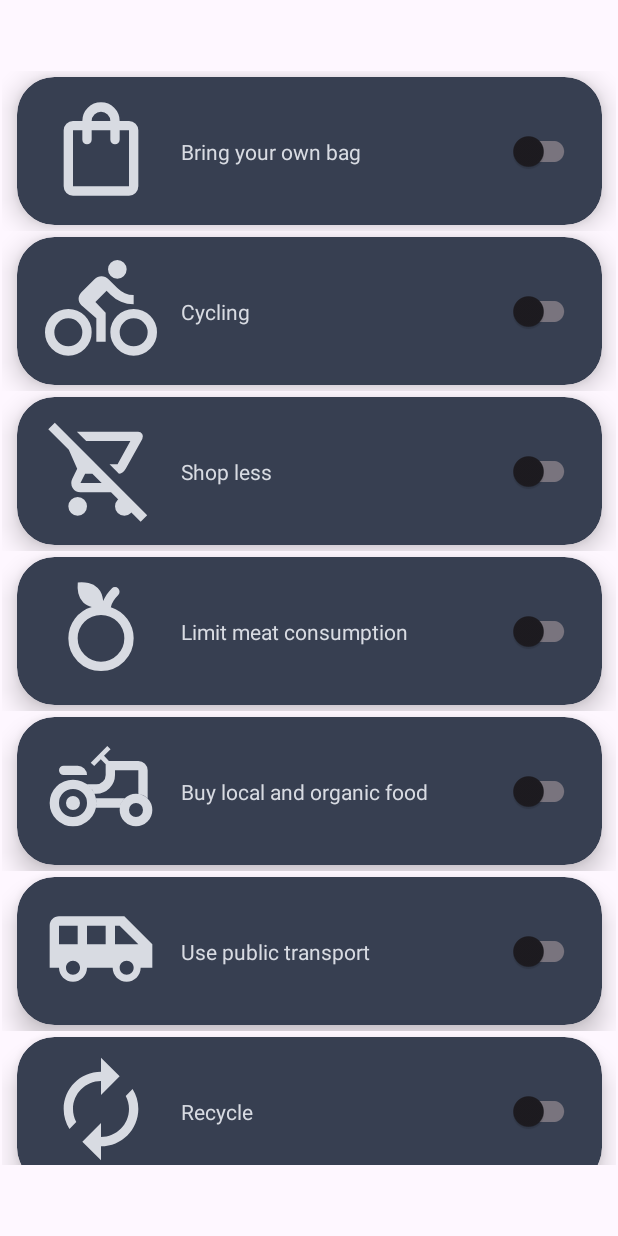
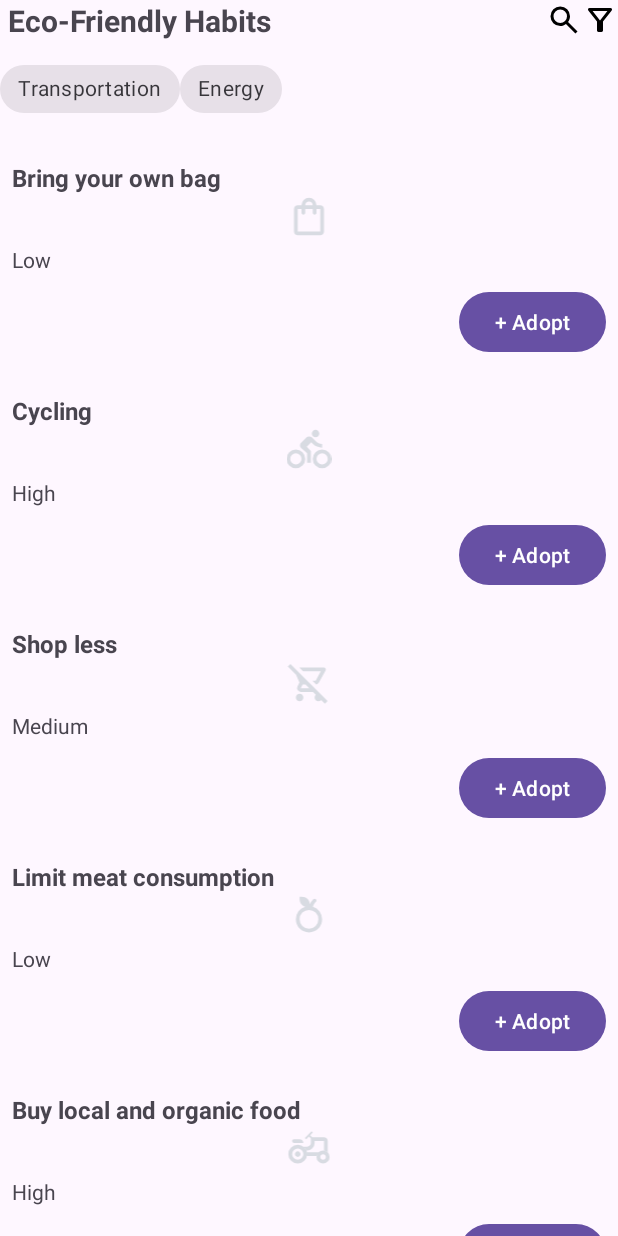
Before and after one commit to eeei3/B07Project, an Android app: the screen it shows after launch (MainActivity), on a phone screen of 412 x 824 dp. Run offline under Robolectric (Android 15) with nearby library versions, the phone set to English and light mode, and no system bars.

Commit message:
feat: Updated structure of main page and the HabitsNewAdapter class

```diff
--- a/app/src/main/java/com/example/b07project/HabitsModel.java
+++ /dev/null
@@ -1,29 +0,0 @@
-package com.example.b07project;
-
-public class HabitsModel {
-    String habitName;
-    int image;
-    boolean switchChecked;
-
-    public HabitsModel(String habitName, int image, boolean switchChecked) {
-        this.habitName = habitName;
-        this.image = image;
-        this.switchChecked = switchChecked;
-    }
-
-    public String getHabitName() {
-        return habitName;
-    }
-
-    public int getImage() {
-        return image;
-    }
-
-    public boolean isSwitchChecked() {
-        return switchChecked;
-    }
-
-    public void setSwitchChecked(boolean switchChecked) {
-        this.switchChecked = switchChecked;
-    }
-}
--- /dev/null
+++ b/app/src/main/java/com/example/b07project/HabitsNewAdapter.java
@@ -0,0 +1,66 @@
+package com.example.b07project;
+
+import android.content.Context;
+import android.content.res.ColorStateList;
+import android.view.LayoutInflater;
+import android.view.View;
+import android.view.ViewGroup;
+import android.widget.ImageView;
+import android.widget.TextView;
+
+import androidx.annotation.NonNull;
+import androidx.cardview.widget.CardView;
+import androidx.core.content.ContextCompat;
+import androidx.recyclerview.widget.RecyclerView;
+
+import com.google.android.material.materialswitch.MaterialSwitch;
+import com.google.android.material.switchmaterial.SwitchMaterial;
+
+import java.util.ArrayList;
+public class HabitsNewAdapter extends RecyclerView.Adapter<HabitsNewAdapter.MyViewHolder> {
+    Context context;
+    ArrayList<HabitsNewModel> habitsModels;
+
+
+    public HabitsNewAdapter(Context context, ArrayList<HabitsNewModel> habitsModels) {
+        this.context = context;
+        this.habitsModels = habitsModels;
+    }
+
+    @NonNull
+    @Override
+    public HabitsNewAdapter.MyViewHolder onCreateViewHolder(@NonNull ViewGroup parent, int viewType) {
+        LayoutInflater inflater = LayoutInflater.from(context);
+        View view = inflater.inflate(R.layout.habits_item, parent, false);
+        return new HabitsNewAdapter.MyViewHolder(view);
+    }
+
+    @Override
+    public void onBindViewHolder(@NonNull HabitsNewAdapter.MyViewHolder holder, int position) {
+        holder.habitName.setText(habitsModels.get(position).getHabitName());
+        holder.habitImage.setImageResource(habitsModels.get(position).getImage());
+        holder.habitImpact.setText(habitsModels.get(position).getImpact());
+    }
+
+    @Override
+    public int getItemCount() {
+        return habitsModels.size();
+    }
+
+    public static class MyViewHolder extends RecyclerView.ViewHolder{
+        // grabbing views from habits_recycler_view_row
+        ImageView habitImage;
+        TextView habitName;
+        TextView habitImpact;
+
+        public MyViewHolder(@NonNull View itemView) {
+            super(itemView);
+
+            habitName = itemView.findViewById(R.id.habit_name);
+            habitImage = itemView.findViewById(R.id.habit_img);
+            habitImpact = itemView.findViewById(R.id.habit_impact);
+
+        }
+    }
+
+}
--- /dev/null
+++ b/app/src/main/java/com/example/b07project/HabitsNewModel.java
@@ -0,0 +1,26 @@
+package com.example.b07project;
+
+public class HabitsNewModel {
+    String habitName;
+    String impact;
+    int image;
+
+    public HabitsNewModel(String habitName, int image, String impact) {
+        this.habitName = habitName;
+        this.image = image;
+        this.impact = impact;
+    }
+
+
+    public String getHabitName() {
+        return habitName;
+    }
+
+    public String getImpact() {
+        return impact;
+    }
+
+    public int getImage() {
+        return image;
+    }
+}
--- a/app/src/main/java/com/example/b07project/HabitsRecyclerViewAdapter.java
+++ /dev/null
@@ -1,95 +0,0 @@
-package com.example.b07project;
-
-import android.content.Context;
-import android.content.res.ColorStateList;
-import android.view.LayoutInflater;
-import android.view.View;
-import android.view.ViewGroup;
-import android.widget.ImageView;
-import android.widget.TextView;
-
-import androidx.annotation.NonNull;
-import androidx.cardview.widget.CardView;
-import androidx.core.content.ContextCompat;
-import androidx.recyclerview.widget.RecyclerView;
-
-import com.google.android.material.materialswitch.MaterialSwitch;
-import com.google.android.material.switchmaterial.SwitchMaterial;
-
-import java.util.ArrayList;
-
-public class HabitsRecyclerViewAdapter extends RecyclerView.Adapter<HabitsRecyclerViewAdapter.MyViewHolder> {
-    Context context;
-    ArrayList<HabitsModel> habitsModels;
-
-    public HabitsRecyclerViewAdapter(Context context, ArrayList<HabitsModel> habitsModels) {
-        this.context = context;
-        this.habitsModels = habitsModels;
-    }
-
-    @NonNull
-    @Override
-    public HabitsRecyclerViewAdapter.MyViewHolder onCreateViewHolder(@NonNull ViewGroup parent, int viewType) {
-        // in charge of inflating layout
-        LayoutInflater inflater = LayoutInflater.from(context);
-        View view = inflater.inflate(R.layout.habits_recycler_view_row, parent, false);
-        return new HabitsRecyclerViewAdapter.MyViewHolder(view);
-    }
-
-    @Override
-    public void onBindViewHolder(@NonNull HabitsRecyclerViewAdapter.MyViewHolder holder, int position) {
-        // assign values to views created in habits_recycler_view_row xml file
-        // dependent on the position of the RecyclerView
-        holder.habitName.setText(habitsModels.get(position).getHabitName());
-        holder.habitImage.setImageResource(habitsModels.get(position).getImage());
-        holder.habitSwitch.setChecked(habitsModels.get(position).isSwitchChecked());
-
-        if (habitsModels.get(position).isSwitchChecked()) {
-            holder.habitCardView.setCardBackgroundColor(
-                    ContextCompat.getColor(holder.itemView.getContext(), R.color.planetze_colour_3)
-            );
-        }
-
-        // Listener for the MaterialSwitch
-        holder.habitSwitch.setOnCheckedChangeListener((buttonView, isChecked) -> {
-            // Update the item's checked state
-            habitsModels.get(position).setSwitchChecked(isChecked);
-
-            // Change tint based on switch state
-            if (isChecked) {
-                holder.habitCardView.setCardBackgroundColor(
-                        ContextCompat.getColor(holder.itemView.getContext(), R.color.planetze_colour_3)
-                );
-            } else {
-                holder.habitCardView.setCardBackgroundColor(
-                        ContextCompat.getColor(holder.itemView.getContext(), R.color.planetze_colour_4)
-                );
-            }
-        });
-
-    }
-
-    @Override
-    public int getItemCount() {
-        // how many items to be displayed
-        return habitsModels.size();
-    }
-
-    public static class MyViewHolder extends RecyclerView.ViewHolder{
-        // grabbing views from habits_recycler_view_row
-        ImageView habitImage;
-        TextView habitName;
-        SwitchMaterial habitSwitch;
-        CardView habitCardView;
-
-        public MyViewHolder(@NonNull View itemView) {
-            super(itemView);
-
-            habitImage = itemView.findViewById(R.id.habitsImageView);
-            habitName = itemView.findViewById(R.id.habitsTextView);
-            habitSwitch = itemView.findViewById(R.id.habitsSwitch);
-            habitCardView = itemView.findViewById(R.id.habitCardView);
-
-        }
-    }
-}
--- a/app/src/main/java/com/example/b07project/MainActivity.java
+++ b/app/src/main/java/com/example/b07project/MainActivity.java
@@ -9,7 +9,7 @@ import java.util.ArrayList;
 
 public class MainActivity extends AppCompatActivity {
 
-    ArrayList<HabitsModel> habitsModels = new ArrayList<>();
+    ArrayList<HabitsNewModel> habitsModels = new ArrayList<>();
 
     int[] habitsImages = {R.drawable.habits_bringownbag, R.drawable.habits_cycling,
             R.drawable.habits_lessshoping, R.drawable.habits_limitmeat,
@@ -20,21 +20,23 @@ public class MainActivity extends AppCompatActivity {
     @Override
     protected void onCreate(Bundle savedInstanceState) {
         super.onCreate(savedInstanceState);
-        setContentView(R.layout.habits_menu);
+        setContentView(R.layout.habits_main_page);
 
-        RecyclerView recyclerView = findViewById(R.id.habitsRecyclerView);
+        RecyclerView recyclerView = findViewById(R.id.habit_list);
+
 
         setUpHabitModels();
-        HabitsRecyclerViewAdapter adapter = new HabitsRecyclerViewAdapter(this, habitsModels);
+        HabitsNewAdapter adapter = new HabitsNewAdapter(this, habitsModels);
         recyclerView.setLayoutManager(new LinearLayoutManager(this));
         recyclerView.setAdapter(adapter);
     }
 
     private void setUpHabitModels(){
         String[] habitsNames = getResources().getStringArray(R.array.habits_list);
+        String[] habitsImpacts = getResources().getStringArray(R.array.habits_impacts);
 
         for (int i = 0; i < habitsNames.length; i++) {
-            habitsModels.add(new HabitsModel(habitsNames[i], habitsImages[i], false));
+            habitsModels.add(new HabitsNewModel(habitsNames[i], habitsImages[i], habitsImpacts[i]));
         }
     }
 }
--- /dev/null
+++ b/app/src/main/res/drawable/filter_icon.xml
@@ -0,0 +1,5 @@
+<vector xmlns:android="http://schemas.android.com/apk/res/android" android:height="30dp" android:viewportHeight="960" android:viewportWidth="960" android:width="30dp">
+
+    <path android:fillColor="@color/black" android:pathData="M440,800q-17,0 -28.5,-11.5T400,760v-240L168,224q-15,-20 -4.5,-42t36.5,-22h560q26,0 36.5,22t-4.5,42L560,520v240q0,17 -11.5,28.5T520,800h-80ZM480,492 L678,240L282,240l198,252ZM480,492Z"/>
+
+</vector>
--- /dev/null
+++ b/app/src/main/res/drawable/search_icon.xml
@@ -0,0 +1,5 @@
+<vector xmlns:android="http://schemas.android.com/apk/res/android" android:height="30dp" android:viewportHeight="960" android:viewportWidth="960" android:width="30dp">
+
+    <path android:fillColor="@color/black" android:pathData="M784,840 L532,588q-30,24 -69,38t-83,14q-109,0 -184.5,-75.5T120,380q0,-109 75.5,-184.5T380,120q109,0 184.5,75.5T640,380q0,44 -14,83t-38,69l252,252 -56,56ZM380,560q75,0 127.5,-52.5T560,380q0,-75 -52.5,-127.5T380,200q-75,0 -127.5,52.5T200,380q0,75 52.5,127.5T380,560Z"/>
+
+</vector>
--- /dev/null
+++ b/app/src/main/res/layout/habits_item.xml
@@ -0,0 +1,41 @@
+<?xml version="1.0" encoding="utf-8"?>
+<LinearLayout
+    xmlns:android="http://schemas.android.com/apk/res/android"
+    xmlns:app="http://schemas.android.com/apk/res-auto"
+    android:layout_width="match_parent"
+    android:layout_height="wrap_content"
+    android:orientation="vertical"
+    android:padding="8dp"
+    android:layout_marginBottom="8dp">
+
+    <TextView
+        android:id="@+id/habit_name"
+        android:layout_width="wrap_content"
+        android:layout_height="wrap_content"
+        android:text="Habit Name"
+        android:textStyle="bold"
+        android:textSize="16sp" />
+
+    <ImageView
+        android:id="@+id/habit_img"
+        android:layout_width="match_parent"
+        android:layout_height="wrap_content"
+        app:srcCompat="@drawable/habits_bringownbag" />
+
+    <TextView
+        android:id="@+id/habit_impact"
+        android:layout_width="wrap_content"
+        android:layout_height="wrap_content"
+        android:text="Impact: High"
+        android:textSize="14sp"
+        android:layout_marginTop="4dp" />
+
+    <Button
+        android:id="@+id/add_habit"
+        android:layout_width="wrap_content"
+        android:layout_height="wrap_content"
+        android:text="+ Adopt"
+        android:layout_gravity="end"
+        android:layout_marginTop="8dp" />
+
+</LinearLayout>
--- /dev/null
+++ b/app/src/main/res/layout/habits_item_details.xml
@@ -0,0 +1,53 @@
+<?xml version="1.0" encoding="utf-8"?>
+<androidx.constraintlayout.widget.ConstraintLayout
+    xmlns:android="http://schemas.android.com/apk/res/android"
+    xmlns:app="http://schemas.android.com/apk/res-auto"
+    android:layout_width="match_parent"
+    android:layout_height="match_parent"
+    android:padding="16dp">
+
+    <!-- Habit Title -->
+    <TextView
+        android:id="@+id/habit_title"
+        android:layout_width="0dp"
+        android:layout_height="wrap_content"
+        android:text="Habit Title"
+        android:textSize="20sp"
+        android:textStyle="bold"
+        app:layout_constraintTop_toTopOf="parent"
+        app:layout_constraintStart_toStartOf="parent"
+        app:layout_constraintEnd_toEndOf="parent" />
+
+    <!-- Habit Description -->
+    <TextView
+        android:id="@+id/habit_description"
+        android:layout_width="0dp"
+        android:layout_height="wrap_content"
+        android:text="Description of the habit..."
+        android:layout_marginTop="8dp"
+        app:layout_constraintTop_toBottomOf="@+id/habit_title"
+        app:layout_constraintStart_toStartOf="parent"
+        app:layout_constraintEnd_toEndOf="parent" />
+
+    <!-- Habit Impact -->
+    <TextView
+        android:id="@+id/habit_impact"
+        android:layout_width="0dp"
+        android:layout_height="wrap_content"
+        android:text="Impact: High"
+        android:layout_marginTop="8dp"
+        app:layout_constraintTop_toBottomOf="@+id/habit_description"
+        app:layout_constraintStart_toStartOf="parent"
+        app:layout_constraintEnd_toEndOf="parent" />
+
+    <!-- Adopt and Track Button -->
+    <Button
+        android:id="@+id/adopt_habit"
+        android:layout_width="0dp"
+        android:layout_height="wrap_content"
+        android:text="Adopt and Track"
+        android:layout_marginTop="16dp"
+        app:layout_constraintTop_toBottomOf="@+id/habit_impact"
+        app:layout_constraintStart_toStartOf="parent"
+        app:layout_constraintEnd_toEndOf="parent" />
+</androidx.constraintlayout.widget.ConstraintLayout>
--- /dev/null
+++ b/app/src/main/res/layout/habits_main_page.xml
@@ -0,0 +1,88 @@
+<?xml version="1.0" encoding="utf-8"?>
+<androidx.constraintlayout.widget.ConstraintLayout xmlns:android="http://schemas.android.com/apk/res/android"
+    android:layout_width="match_parent"
+    android:layout_height="match_parent"
+    xmlns:app="http://schemas.android.com/apk/res-auto">
+
+
+    <LinearLayout
+        android:id="@+id/habits_toolbar"
+        android:layout_width="0dp"
+        android:layout_height="wrap_content"
+        android:orientation="horizontal"
+        android:gravity="center_vertical"
+        app:layout_constraintTop_toTopOf="parent"
+        app:layout_constraintStart_toStartOf="parent"
+        app:layout_constraintEnd_toEndOf="parent" >
+
+        <TextView
+            android:id="@+id/habits_heading"
+            android:layout_width="0dp"
+            android:layout_height="wrap_content"
+            android:layout_weight="1"
+            android:paddingStart="5dp"
+            android:paddingEnd="0dp"
+            android:text="Eco-Friendly Habits"
+            android:textSize="20sp"
+            android:textStyle="bold" />
+
+        <ImageView
+            android:id="@+id/search_icon"
+            android:layout_width="24dp"
+            android:layout_height="24dp"
+            android:src="@drawable/search_icon"
+            android:contentDescription="Search" />
+
+        <ImageView
+            android:id="@+id/filter_icon"
+            android:layout_width="24dp"
+            android:layout_height="24dp"
+            android:src="@drawable/filter_icon"
+            android:contentDescription="Filter" />
+
+    </LinearLayout>
+
+    <HorizontalScrollView
+        android:id="@+id/category_scroll"
+        android:layout_width="0dp"
+        android:layout_height="wrap_content"
+        android:layout_marginTop="8dp"
+        app:layout_constraintTop_toBottomOf="@+id/habits_toolbar"
+        app:layout_constraintStart_toStartOf="parent"
+        app:layout_constraintEnd_toEndOf="parent">
+
+        <LinearLayout
+            android:id="@+id/category_chips"
+            android:layout_width="wrap_content"
+            android:layout_height="wrap_content"
+            android:orientation="horizontal">
+
+            <com.google.android.material.chip.Chip
+                android:layout_width="wrap_content"
+                android:layout_height="wrap_content"
+                android:text="Transportation"
+                style="@style/Widget.MaterialComponents.Chip.Filter" />
+
+            <com.google.android.material.chip.Chip
+                android:layout_width="wrap_content"
+                android:layout_height="wrap_content"
+                android:text="Energy"
+                style="@style/Widget.MaterialComponents.Chip.Filter" />
+
+            <!-- Add more chips as needed -->
+
+        </LinearLayout>
+    </HorizontalScrollView>
+
+    <androidx.recyclerview.widget.RecyclerView
+        android:id="@+id/habit_list"
+        android:layout_width="0dp"
+        android:layout_height="0dp"
+        android:layout_marginTop="16dp"
+        app:layout_constraintTop_toBottomOf="@+id/category_scroll"
+        app:layout_constraintStart_toStartOf="parent"
+        app:layout_constraintEnd_toEndOf="parent"
+        app:layout_constraintBottom_toBottomOf="parent" />
+
+
+</androidx.constraintlayout.widget.ConstraintLayout>
--- a/app/src/main/res/layout/habits_menu.xml
+++ /dev/null
@@ -1,16 +0,0 @@
-<?xml version="1.0" encoding="utf-8"?>
-<androidx.constraintlayout.widget.ConstraintLayout xmlns:android="http://schemas.android.com/apk/res/android"
-    xmlns:app="http://schemas.android.com/apk/res-auto"
-    xmlns:tools="http://schemas.android.com/tools"
-    android:layout_width="match_parent"
-             android:layout_height="match_parent">
-
-    <androidx.recyclerview.widget.RecyclerView
-        android:id="@+id/habitsRecyclerView"
-        android:layout_width="409dp"
-        android:layout_height="729dp"
-        app:layout_constraintBottom_toBottomOf="parent"
-        app:layout_constraintEnd_toEndOf="parent"
-        app:layout_constraintStart_toStartOf="parent"
-        app:layout_constraintTop_toTopOf="parent" />
-</androidx.constraintlayout.widget.ConstraintLayout>
--- a/app/src/main/res/layout/habits_recycler_view_row.xml
+++ /dev/null
@@ -1,67 +0,0 @@
-<?xml version="1.0" encoding="utf-8"?>
-<androidx.constraintlayout.widget.ConstraintLayout xmlns:android="http://schemas.android.com/apk/res/android"
-    xmlns:app="http://schemas.android.com/apk/res-auto"
-    xmlns:tools="http://schemas.android.com/tools"
-    android:id="@+id/habitsBYOBSwitch"
-    android:layout_width="match_parent"
-    android:layout_height="wrap_content">
-
-    <androidx.cardview.widget.CardView
-        android:id="@+id/habitCardView"
-        android:layout_width="390dp"
-        android:layout_height="wrap_content"
-        android:layout_marginStart="16dp"
-        android:layout_marginTop="4dp"
-        android:layout_marginEnd="16dp"
-        android:layout_marginBottom="4dp"
-        app:cardBackgroundColor="@color/planetze_colour_4"
-        app:cardCornerRadius="25dp"
-        app:cardElevation="10dp"
-        app:layout_constraintBottom_toBottomOf="parent"
-        app:layout_constraintEnd_toEndOf="parent"
-        app:layout_constraintStart_toStartOf="parent"
-        app:layout_constraintTop_toTopOf="parent">
-
-        <androidx.constraintlayout.widget.ConstraintLayout
-            android:layout_width="391dp"
-            android:layout_height="match_parent">
-
-            <ImageView
-                android:id="@+id/habitsImageView"
-                android:layout_width="96dp"
-                android:layout_height="85dp"
-                android:layout_marginStart="8dp"
-                android:layout_marginTop="5dp"
-                android:layout_marginBottom="8dp"
-                android:contentDescription="@string/BYOB"
-                android:padding="5dp"
-                app:layout_constraintBottom_toBottomOf="parent"
-                app:layout_constraintStart_toStartOf="parent"
-                app:layout_constraintTop_toTopOf="parent"
-                app:srcCompat="@drawable/habits_bringownbag" />
-
-            <TextView
-                android:id="@+id/habitsTextView"
-                android:layout_width="wrap_content"
-                android:layout_height="wrap_content"
-                android:layout_marginStart="5dp"
-                android:text="@string/BYOB"
-                android:textColor="@color/planetze_colour_1"
-                app:layout_constraintBottom_toBottomOf="parent"
-                app:layout_constraintStart_toEndOf="@+id/habitsImageView"
-                app:layout_constraintTop_toTopOf="parent" />
-
-            <com.google.android.material.switchmaterial.SwitchMaterial
-                android:id="@+id/habitsSwitch"
-                android:layout_width="48dp"
-                android:layout_height="48dp"
-                android:layout_marginEnd="16dp"
-                app:layout_constraintBottom_toBottomOf="parent"
-                app:layout_constraintEnd_toEndOf="parent"
-                app:layout_constraintTop_toTopOf="parent" />
-
-        </androidx.constraintlayout.widget.ConstraintLayout>
-
-    </androidx.cardview.widget.CardView>
-
-</androidx.constraintlayout.widget.ConstraintLayout>
--- a/app/src/main/res/layout/habits_suggest.xml
+++ /dev/null
@@ -1,46 +0,0 @@
-<?xml version="1.0" encoding="utf-8"?>
-<androidx.constraintlayout.widget.ConstraintLayout xmlns:android="http://schemas.android.com/apk/res/android"
-    xmlns:app="http://schemas.android.com/apk/res-auto"
-    xmlns:tools="http://schemas.android.com/tools"
-    android:layout_width="match_parent"
-    android:layout_height="match_parent">
-
-    <TextView
-        android:id="@+id/commonHabitsLabel"
-        android:layout_width="wrap_content"
-        android:layout_height="wrap_content"
-        android:layout_marginStart="12dp"
-        android:layout_marginTop="96dp"
-        android:text="Common ways to reduce CO2 emissions"
-        app:layout_constraintStart_toStartOf="parent"
-        app:layout_constraintTop_toTopOf="parent" />
-
-    <com.google.android.material.switchmaterial.SwitchMaterial
-        android:id="@+id/walkingToggle"
-        android:layout_width="310dp"
-        android:layout_height="48dp"
-        android:text="Walking"
-        app:layout_constraintEnd_toEndOf="parent"
-        app:layout_constraintHorizontal_bias="0.5"
-        app:layout_constraintStart_toStartOf="parent"
-        app:layout_constraintTop_toBottomOf="@+id/commonHabitsLabel" />
-
-    <com.google.android.material.divider.MaterialDivider
-        android:id="@+id/dividerOne"
-        android:layout_width="match_parent"
-        android:layout_height="wrap_content"
-        app:layout_constraintStart_toStartOf="parent"
-        app:layout_constraintTop_toBottomOf="@+id/walkingToggle" />
-
-
-    <com.google.android.material.button.MaterialButton
-        android:id="@+id/my_button"
-        android:layout_width="wrap_content"
-        android:layout_height="wrap_content"
-        android:text="Click me"
-        style="@style/Widget.MaterialComponents.Button"
-        app:layout_constraintStart_toStartOf="parent"
-        app:layout_constraintTop_toTopOf="parent" />
-
-
-</androidx.constraintlayout.widget.ConstraintLayout>
--- a/app/src/main/res/values/strings.xml
+++ b/app/src/main/res/values/strings.xml
@@ -58,4 +58,17 @@
         <item>Walking</item>
         <item>Wash clothes with cold water</item>
     </string-array>
+
+    <string-array name="habits_impacts">
+        <item>Low</item>
+        <item>High</item>
+        <item>Medium</item>
+        <item>Low</item>
+        <item>High</item>
+        <item>Medium</item>
+        <item>Low</item>
+        <item>High</item>
+        <item>Medium</item>
+        <item>Low</item>
+    </string-array>
 </resources>
```
